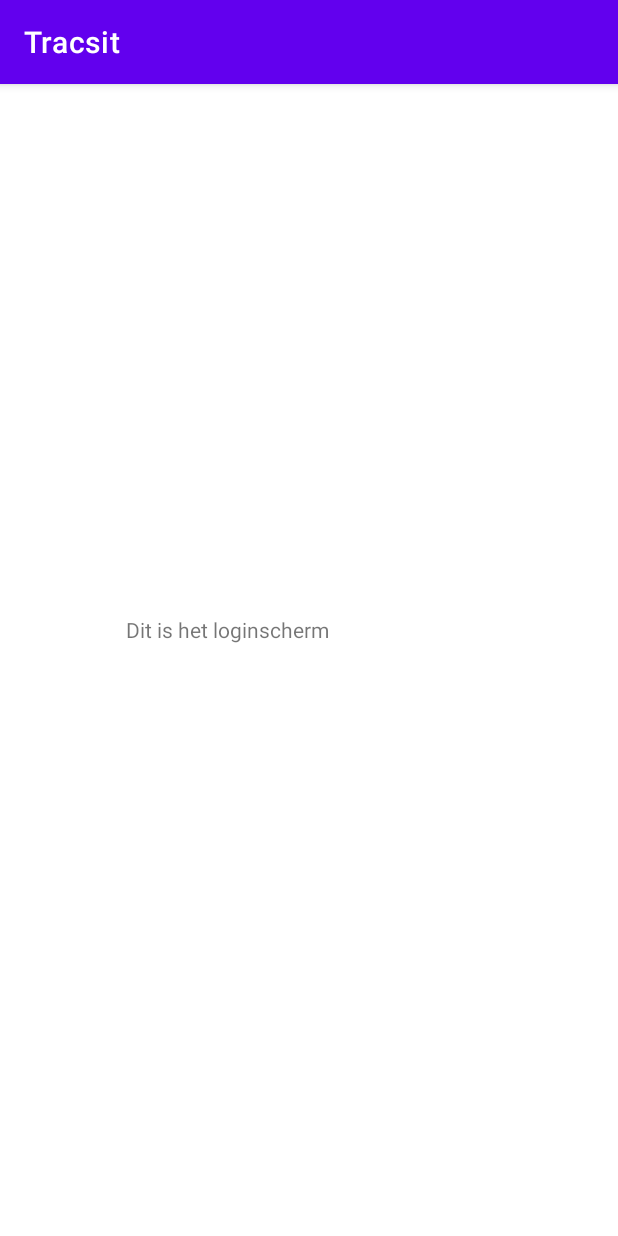
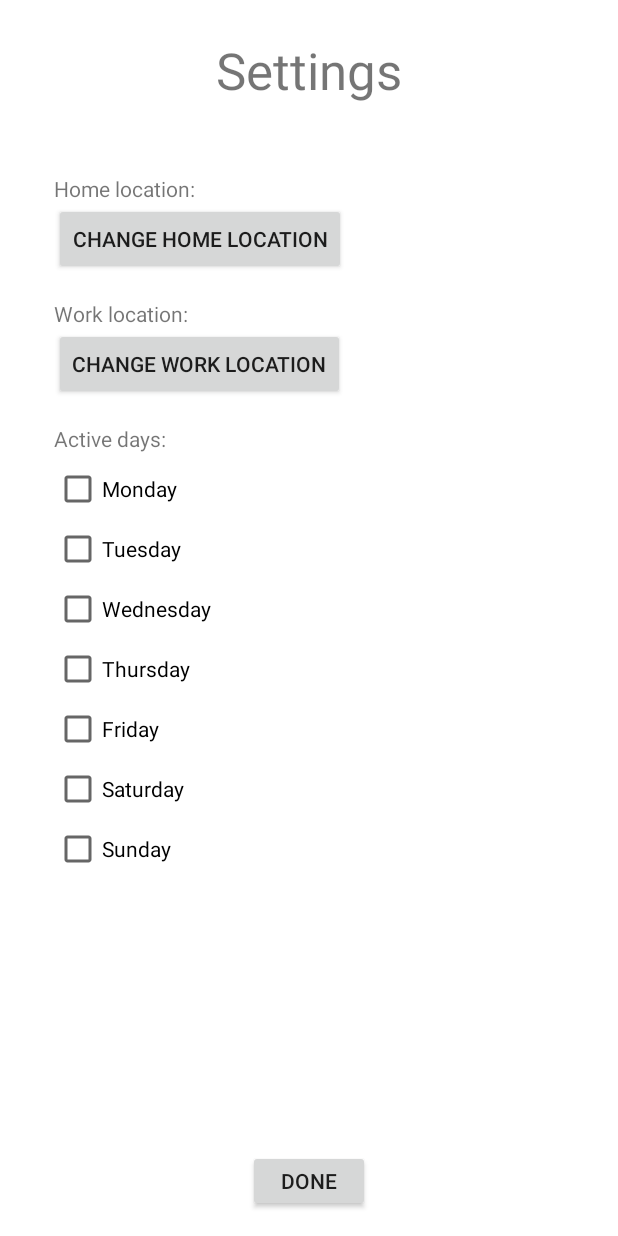
Before and after one commit to Maxet1000/appDevProject_Edmond_Max, an Android app: the screen it shows after launch (LogInActivity before the commit, SettingsActivity after it), on a phone screen of 412 x 824 dp. Run offline under Robolectric (Android 15) with nearby library versions, the phone set to English and light mode, and no system bars.

Commit message:
Addition of Settings.xml
Signed-off-by: giothysham <edmond.tsampanis@student.uhasselt.be>

```diff
--- a/app/build.gradle
+++ b/app/build.gradle
@@ -42,6 +42,7 @@ dependencies {
     implementation 'androidx.appcompat:appcompat:1.6.1'
     implementation 'com.google.android.material:material:1.8.0'
     implementation 'androidx.constraintlayout:constraintlayout:2.1.4'
+    implementation 'com.google.android.gms:play-services-maps:18.1.0'
     testImplementation 'junit:junit:4.13.2'
     androidTestImplementation 'androidx.test.ext:junit:1.1.5'
     androidTestImplementation 'androidx.test.espresso:espresso-core:3.5.1'
--- a/app/src/main/AndroidManifest.xml
+++ b/app/src/main/AndroidManifest.xml
@@ -22,6 +22,8 @@
         </activity>
         <activity android:name=".LogInActivity" android:exported="true">
         </activity>
+        <activity android:name=".SettingsActivity" android:exported="true">
+        </activity>
     </application>
 
 </manifest>
--- a/app/src/main/java/com/example/tracsit/LogInActivity.kt
+++ b/app/src/main/java/com/example/tracsit/LogInActivity.kt
@@ -1,10 +1,10 @@
 package com.example.tracsit
+import android.app.Activity
 import android.os.Bundle
-import androidx.appcompat.app.AppCompatActivity
 import com.example.tracsit.databinding.ActivityLoginBinding
 
 
-class LogInActivity : AppCompatActivity()  {
+class LogInActivity : Activity()  {
 
     private lateinit var binding: ActivityLoginBinding
     override fun onCreate(savedInstanceState: Bundle?) {
--- a/app/src/main/java/com/example/tracsit/MainActivity.kt
+++ b/app/src/main/java/com/example/tracsit/MainActivity.kt
@@ -1,17 +1,16 @@
 package com.example.tracsit
+import android.app.Activity
 import android.content.Intent
 import android.os.Bundle
-import androidx.appcompat.app.AppCompatActivity
-import com.example.tracsit.databinding.ActivityLoginBinding
 import com.example.tracsit.databinding.ActivityMainBinding
 
-class MainActivity : AppCompatActivity() {
+class MainActivity : Activity() {
 
     private lateinit var binding: ActivityMainBinding
 
     override fun onCreate(savedInstanceState: Bundle?) {
         super.onCreate(savedInstanceState)
-        val intent = Intent(this, LogInActivity::class.java)
+        val intent = Intent(this, SettingsActivity::class.java)
         startActivity(intent)
 
     }
--- /dev/null
+++ b/app/src/main/java/com/example/tracsit/SettingsActivity.kt
@@ -0,0 +1,17 @@
+package com.example.tracsit
+
+import android.app.Activity
+import android.os.Bundle
+import com.example.tracsit.databinding.ActivitySettingsBinding
+
+class SettingsActivity : Activity() {
+
+    private lateinit var binding: ActivitySettingsBinding
+
+    override fun onCreate(savedInstanceState: Bundle?) {
+        super.onCreate(savedInstanceState)
+        binding = ActivitySettingsBinding.inflate(layoutInflater)
+        setContentView(binding.root)
+
+    }
+}
--- /dev/null
+++ b/app/src/main/res/layout/activity_settings.xml
@@ -0,0 +1,149 @@
+<?xml version="1.0" encoding="utf-8"?>
+<androidx.constraintlayout.widget.ConstraintLayout xmlns:android="http://schemas.android.com/apk/res/android"
+    xmlns:app="http://schemas.android.com/apk/res-auto"
+    xmlns:tools="http://schemas.android.com/tools"
+    android:id="@+id/Days"
+    android:layout_width="match_parent"
+    android:layout_height="match_parent">
+
+    <TextView
+        android:id="@+id/WorkLocationTitle"
+        android:layout_width="120dp"
+        android:layout_height="0dp"
+        android:layout_marginStart="36dp"
+        android:layout_marginTop="16dp"
+        android:text="Work location:"
+        app:layout_constraintStart_toStartOf="parent"
+        app:layout_constraintTop_toBottomOf="@+id/SetHomeLocation" />
+
+    <TextView
+        android:id="@+id/SettingsTitle"
+        android:layout_width="265dp"
+        android:layout_height="44dp"
+        android:layout_marginTop="24dp"
+        android:text="Settings"
+        android:textAlignment="center"
+        android:textSize="34sp"
+        app:layout_constraintEnd_toEndOf="parent"
+        app:layout_constraintStart_toStartOf="parent"
+        app:layout_constraintTop_toTopOf="parent" />
+
+    <TextView
+        android:id="@+id/HomeLocationTitle"
+        android:layout_width="120dp"
+        android:layout_height="0dp"
+        android:layout_marginStart="36dp"
+        android:layout_marginTop="48dp"
+        android:text="Home location:"
+        app:layout_constraintStart_toStartOf="parent"
+        app:layout_constraintTop_toBottomOf="@+id/SettingsTitle" />
+
+    <TextView
+        android:id="@+id/ActiveDaysTitle"
+        android:layout_width="118dp"
+        android:layout_height="0dp"
+        android:layout_marginStart="36dp"
+        android:layout_marginTop="16dp"
+        android:text="Active days:"
+        app:layout_constraintStart_toStartOf="parent"
+        app:layout_constraintTop_toBottomOf="@+id/SetWorkLocation" />
+
+    <CheckBox
+        android:id="@+id/ActiveAtMonday"
+        android:layout_width="106dp"
+        android:layout_height="32dp"
+        android:layout_marginStart="36dp"
+        android:layout_marginTop="8dp"
+        android:text="Monday"
+        app:layout_constraintStart_toStartOf="parent"
+        app:layout_constraintTop_toBottomOf="@+id/ActiveDaysTitle" />
+
+    <CheckBox
+        android:id="@+id/ActiveAtTuesday"
+        android:layout_width="106dp"
+        android:layout_height="32dp"
+        android:layout_marginStart="36dp"
+        android:layout_marginTop="8dp"
+        android:text="Tuesday"
+        app:layout_constraintStart_toStartOf="parent"
+        app:layout_constraintTop_toBottomOf="@+id/ActiveAtMonday" />
+
+    <CheckBox
+        android:id="@+id/ActiveAtWednesday"
+        android:layout_width="114dp"
+        android:layout_height="32dp"
+        android:layout_marginStart="36dp"
+        android:layout_marginTop="8dp"
+        android:text="Wednesday"
+        app:layout_constraintStart_toStartOf="parent"
+        app:layout_constraintTop_toBottomOf="@+id/ActiveAtTuesday" />
+
+    <CheckBox
+        android:id="@+id/ActiveAtThursday"
+        android:layout_width="106dp"
+        android:layout_height="32dp"
+        android:layout_marginStart="36dp"
+        android:layout_marginTop="8dp"
+        android:text="Thursday"
+        app:layout_constraintStart_toStartOf="parent"
+        app:layout_constraintTop_toBottomOf="@+id/ActiveAtWednesday" />
+
+    <CheckBox
+        android:id="@+id/ActiveAtFriday"
+        android:layout_width="106dp"
+        android:layout_height="32dp"
+        android:layout_marginStart="36dp"
+        android:layout_marginTop="8dp"
+        android:text="Friday"
+        app:layout_constraintStart_toStartOf="parent"
+        app:layout_constraintTop_toBottomOf="@+id/ActiveAtThursday" />
+
+    <CheckBox
+        android:id="@+id/ActiveAtSaturday"
+        android:layout_width="106dp"
+        android:layout_height="32dp"
+        android:layout_marginStart="36dp"
+        android:layout_marginTop="8dp"
+        android:text="Saturday"
+        app:layout_constraintStart_toStartOf="parent"
+        app:layout_constraintTop_toBottomOf="@+id/ActiveAtFriday" />
+
+    <CheckBox
+        android:id="@+id/ActiveAtSunday"
+        android:layout_width="106dp"
+        android:layout_height="32dp"
+        android:layout_marginStart="36dp"
+        android:layout_marginTop="8dp"
+        android:text="Sunday"
+        app:layout_constraintStart_toStartOf="parent"
+        app:layout_constraintTop_toBottomOf="@+id/ActiveAtSaturday" />
+
+    <Button
+        android:id="@+id/ConfirmSettingsButton"
+        android:layout_width="81dp"
+        android:layout_height="41dp"
+        android:layout_marginBottom="16dp"
+        android:text="Done"
+        app:layout_constraintBottom_toBottomOf="parent"
+        app:layout_constraintEnd_toEndOf="parent"
+        app:layout_constraintStart_toStartOf="parent" />
+
+    <Button
+        android:id="@+id/SetHomeLocation"
+        android:layout_width="wrap_content"
+        android:layout_height="wrap_content"
+        android:layout_marginStart="36dp"
+        android:text="Change home location"
+        app:layout_constraintStart_toStartOf="parent"
+        app:layout_constraintTop_toBottomOf="@+id/HomeLocationTitle" />
+
+    <Button
+        android:id="@+id/SetWorkLocation"
+        android:layout_width="wrap_content"
+        android:layout_height="wrap_content"
+        android:layout_marginStart="36dp"
+        android:text="Change work location"
+        app:layout_constraintStart_toStartOf="parent"
+        app:layout_constraintTop_toBottomOf="@+id/WorkLocationTitle" />
+
+</androidx.constraintlayout.widget.ConstraintLayout>
```
